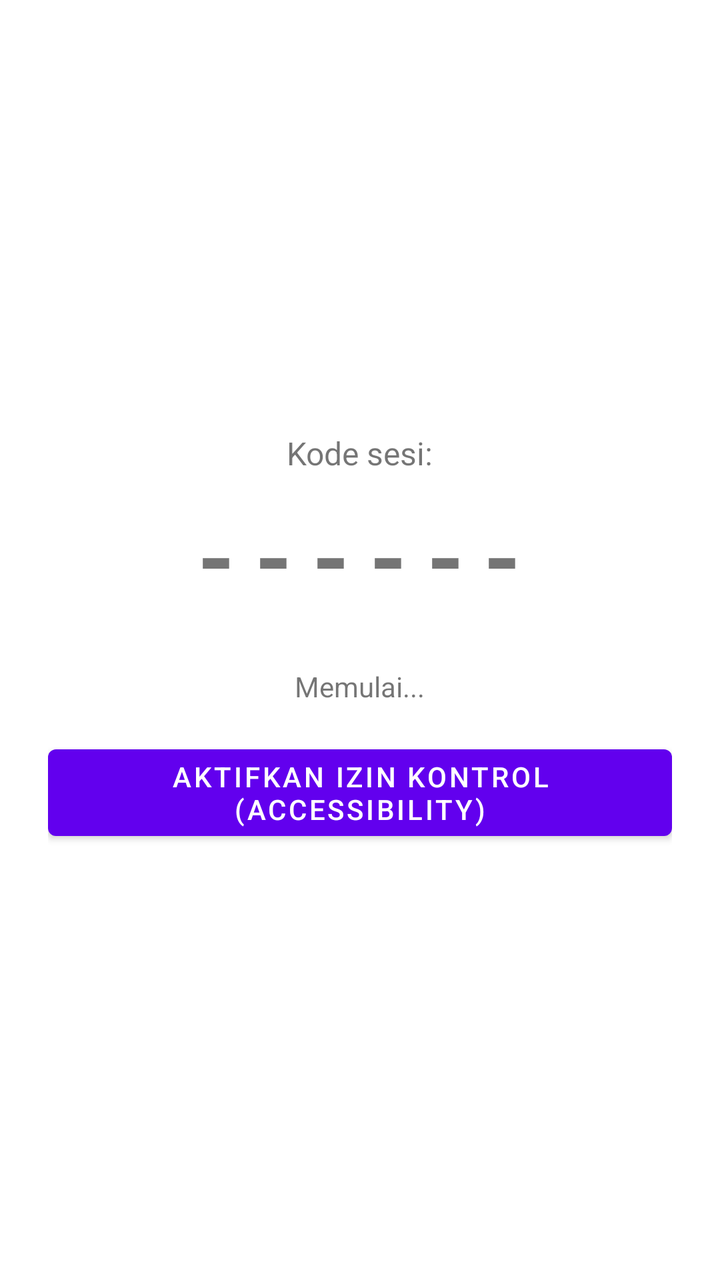
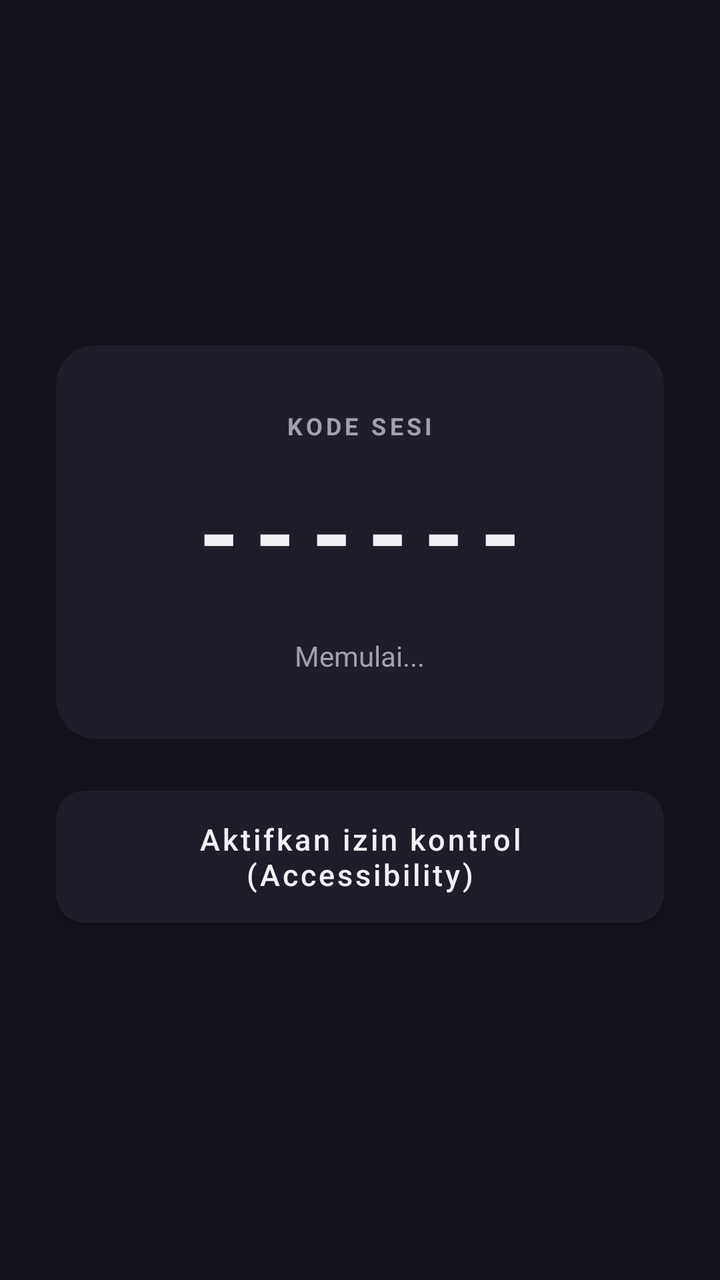

An Android layout rendered at two revisions. The XML below is the earlier revision; the diff shows what the commit changed to produce the second picture.
<!-- AndroidManifest.xml: application theme Theme.RemoteCtl -->
<!-- res/layout/activity_host.xml -->
<?xml version="1.0" encoding="utf-8"?>
<LinearLayout xmlns:android="http://schemas.android.com/apk/res/android"
    android:layout_width="match_parent"
    android:layout_height="match_parent"
    android:orientation="vertical"
    android:gravity="center"
    android:padding="24dp">

    <TextView
        android:layout_width="wrap_content"
        android:layout_height="wrap_content"
        android:text="Kode sesi:"
        android:textSize="16sp" />

    <TextView
        android:id="@+id/txtCode"
        android:layout_width="wrap_content"
        android:layout_height="wrap_content"
        android:textSize="48sp"
        android:textStyle="bold"
        android:layout_marginTop="8dp"
        android:letterSpacing="0.2"
        android:text="------" />

    <TextView
        android:id="@+id/txtStatus"
        android:layout_width="wrap_content"
        android:layout_height="wrap_content"
        android:layout_marginTop="24dp"
        android:text="Memulai..." />

    <Button
        android:id="@+id/btnGrantAccessibility"
        android:layout_width="wrap_content"
        android:layout_height="wrap_content"
        android:layout_marginTop="16dp"
        android:text="Aktifkan izin kontrol (Accessibility)" />

</LinearLayout>
<!-- resources referenced by this layout -->
<resources>
  <style name="Theme.RemoteCtl" parent="Theme.MaterialComponents.DayNight.NoActionBar" />
</resources>

<!-- the commit's change to res/layout/activity_host.xml (unified diff, before → after) -->
@@ -2,38 +2,55 @@
 <LinearLayout xmlns:android="http://schemas.android.com/apk/res/android"
     android:layout_width="match_parent"
     android:layout_height="match_parent"
+    android:background="@color/bg"
     android:orientation="vertical"
     android:gravity="center"
-    android:padding="24dp">
+    android:padding="28dp">
 
-    <TextView
-        android:layout_width="wrap_content"
+    <LinearLayout
+        android:layout_width="match_parent"
         android:layout_height="wrap_content"
-        android:text="Kode sesi:"
-        android:textSize="16sp" />
+        android:orientation="vertical"
+        android:gravity="center"
+        android:background="@drawable/bg_card"
+        android:padding="32dp">
 
-    <TextView
-        android:id="@+id/txtCode"
-        android:layout_width="wrap_content"
+        <TextView
+            android:layout_width="wrap_content"
+            android:layout_height="wrap_content"
+            android:text="KODE SESI"
+            android:textColor="@color/text_secondary"
+            android:textSize="12sp"
+            android:letterSpacing="0.15"
+            android:textStyle="bold" />
+
+        <TextView
+            android:id="@+id/txtCode"
+            android:layout_width="wrap_content"
+            android:layout_height="wrap_content"
+            android:layout_marginTop="10dp"
+            android:textColor="@color/text_primary"
+            android:textSize="52sp"
+            android:textStyle="bold"
+            android:letterSpacing="0.15"
+            android:text="------" />
+
+        <TextView
+            android:id="@+id/txtStatus"
+            android:layout_width="wrap_content"
+            android:layout_height="wrap_content"
+            android:layout_marginTop="18dp"
+            android:text="Memulai..."
+            android:textColor="@color/text_secondary"
+            android:textSize="14sp" />
+    </LinearLayout>
+
+    <com.google.android.material.button.MaterialButton
+        android:id="@+id/btnGrantAccessibility"
+        style="@style/RoundedButton.Secondary"
+        android:layout_width="match_parent"
         android:layout_height="wrap_content"
-        android:textSize="48sp"
-        android:textStyle="bold"
-        android:layout_marginTop="8dp"
-        android:letterSpacing="0.2"
-        android:text="------" />
-
-    <TextView
-        android:id="@+id/txtStatus"
-        android:layout_width="wrap_content"
-        android:layout_height="wrap_content"
-        android:layout_marginTop="24dp"
-        android:text="Memulai..." />
-
-    <Button
-        android:id="@+id/btnGrantAccessibility"
-        android:layout_width="wrap_content"
-        android:layout_height="wrap_content"
-        android:layout_marginTop="16dp"
+        android:layout_marginTop="20dp"
         android:text="Aktifkan izin kontrol (Accessibility)" />
 
 </LinearLayout>
<!-- resource entries referenced after the edit -->
@@ -1,5 +1,28 @@
 <!-- resources referenced by this layout -->
 <resources>
-  <style name="Theme.RemoteCtl" parent="Theme.MaterialComponents.DayNight.NoActionBar" />
+  <color name="bg">#12121A</color>
+  <color name="text_primary">#F0F0F5</color>
+  <color name="text_secondary">#A0A0AF</color>
+  <!-- drawable bg_card (drawable) -->
+  <?xml version="1.0" encoding="utf-8"?>
+  <shape xmlns:android="http://schemas.android.com/apk/res/android" android:shape="rectangle">
+      <solid android:color="@color/surface" />
+      <corners android:radius="20dp" />
+  </shape>
+  <style name="RoundedButton.Secondary">
+          <item name="backgroundTint">@color/surface</item>
+          <item name="android:textColor">@color/text_primary</item>
+      </style>
+  <style name="Theme.RemoteCtl" parent="Theme.MaterialComponents.DayNight.NoActionBar">
+          <item name="colorPrimary">@color/primary</item>
+          <item name="colorPrimaryDark">@color/primary_dark</item>
+          <item name="colorAccent">@color/primary</item>
+          <item name="android:windowBackground">@color/bg</item>
+          <item name="android:textColorPrimary">@color/text_primary</item>
+          <item name="android:textColorSecondary">@color/text_secondary</item>
+      </style>
+  <color name="surface">#1E1E2A</color>
+  <color name="primary">#6366F1</color>
+  <color name="primary_dark">#4F52DD</color>
 </resources>
 
